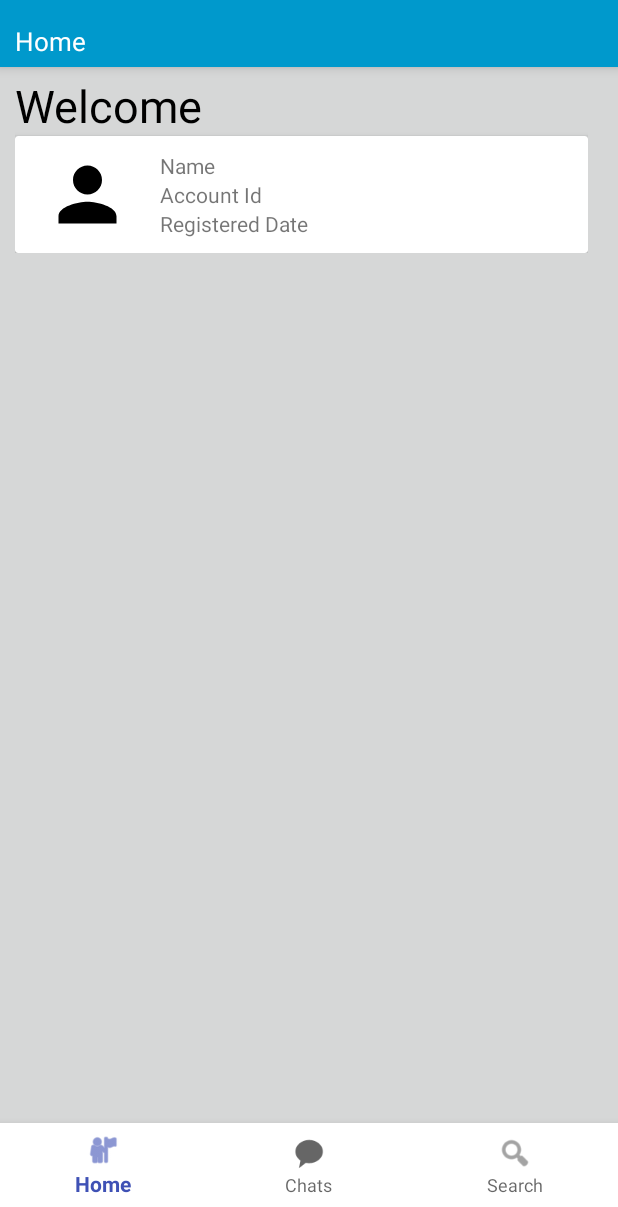
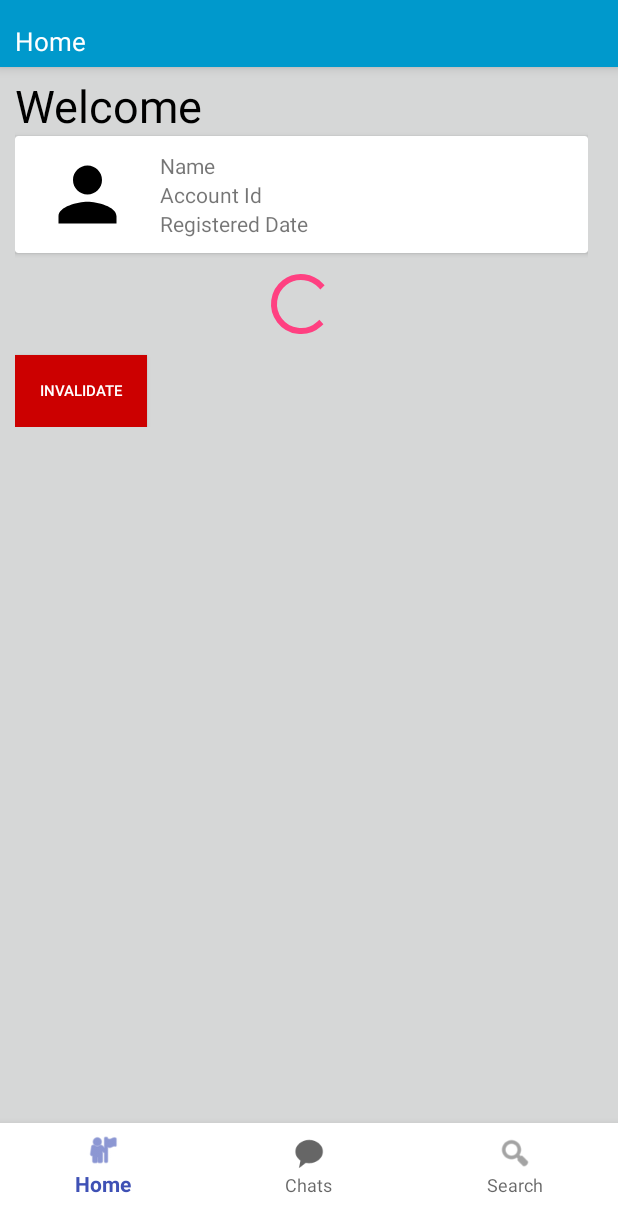
Before and after one commit to fajaralmu/android-chatting1, an Android app: the HomeActivity screen opened directly, with no data from a screen before it, on a phone screen of 412 x 824 dp, the part 29-1236 px from its top. Run offline under Robolectric (Android 15) with nearby library versions, the phone set to English and light mode, and no system bars; libraries missing offline, so code that uses them is left out: com.fajar.livestreaming.

Commit message:
add call to invalidate session

```diff
--- a/app/src/main/java/com/fajar/android/chatting1/activities/fragments/HomeFragment.java
+++ b/app/src/main/java/com/fajar/android/chatting1/activities/fragments/HomeFragment.java
@@ -1,6 +1,7 @@
 package com.fajar.android.chatting1.activities.fragments;
 
 import android.content.Context;
+import android.content.DialogInterface;
 import android.content.SharedPreferences;
 import android.os.Bundle;
 import android.support.annotation.NonNull;
@@ -27,6 +28,7 @@ public class HomeFragment extends BaseFragment<HomeFragmentHandler> {
     protected SharedPreferences sharedpreferences;
 
     private TextView accountName, accountId, accountRegisteredDate;
+    private Button buttonInvalidate;
 
     public HomeFragment() {
         setHandler(HomeFragmentHandler.getInstance(this));
@@ -48,22 +50,58 @@ public class HomeFragment extends BaseFragment<HomeFragmentHandler> {
         super.onViewCreated(view, savedInstanceState);
     }
 
+    @Override
+    public void startLoading() {
+        buttonInvalidate.setVisibility(View.GONE);
+        super.startLoading();
+    }
+
+    @Override
+    public void stopLoading() {
+        buttonInvalidate.setVisibility(View.VISIBLE);
+        super.stopLoading();
+    }
 
     private void initComponents() {
         accountId = findById(R.id.account_id);
         accountName = findById(R.id.account_name);
         accountRegisteredDate = findById(R.id.account_date);
+        buttonInvalidate = findById(R.id.button_invalidate);
+        loader = findById(R.id.loader_home);
     }
 
     private void initEvents() {
         Logs.log("Home Fragment initEvents");
 
+        buttonInvalidate.setOnClickListener(this::invalidate);
+
         if (SharedPreferenceUtil.getValue(sharedpreferences, "session_data").isEmpty() == false) {
             WebResponse sessionData = SharedPreferenceUtil.getSessionData(sharedpreferences);
             populateSessionData(sessionData);
         } else {
-            Navigate.navigate(getActivity(), WelcomingScreenActivity.class);
+           goToWelcomingScreen();
         }
+    }
+
+    private void invalidate(View v){
+        AlertUtil.confirm(getActivity(), "Invalidate Session?",  this::invalidateConfirmed);
+    }
+
+    private void invalidateConfirmed(DialogInterface dialogInterface, int i) {
+        String requestKey = SharedPreferenceUtil.getRequestKey(sharedpreferences);
+        handler.invalidate(requestKey, this::handleInvalidate);
+    }
+
+    private void handleInvalidate(WebResponse response, Exception e) {
+        if(e != null){
+            AlertUtil.YesAlert(getActivity(), "Error Invalidate", e.getMessage());
+        }
+
+        goToWelcomingScreen();
+    }
+
+    private void goToWelcomingScreen() {
+        Navigate.navigate(getActivity(), WelcomingScreenActivity.class);
     }
 
     private void populateSessionData(WebResponse sessionData) {
--- a/app/src/main/java/com/fajar/android/chatting1/constants/Endpoints.java
+++ b/app/src/main/java/com/fajar/android/chatting1/constants/Endpoints.java
@@ -6,5 +6,6 @@ public class Endpoints {
     public static final String HOST = "http://192.168.43.241:8080/livestreaming/";
     public static final String ENDPOINT_REGISTER = HOST+"api/stream/register";
     public static final String ENDPOINT_GET_USER = HOST+"api/stream/getuser";
+    public static final String ENDPOINT_INVALIDATE_USER = HOST+"api/stream/invalidate";
 
 }
--- a/app/src/main/java/com/fajar/android/chatting1/handlers/BaseHandler.java
+++ b/app/src/main/java/com/fajar/android/chatting1/handlers/BaseHandler.java
@@ -2,10 +2,18 @@ package com.fajar.android.chatting1.handlers;
 
 import com.fajar.android.chatting1.activities.fragments.BaseFragment;
 
-public abstract class BaseHandler {
+public abstract class BaseHandler<F extends BaseFragment> {
 
-    protected  final BaseFragment fragment;
-    public BaseHandler(BaseFragment fragment){
+    protected  final F fragment;
+    public BaseHandler(F fragment){
         this.fragment = fragment;
     }
+
+    protected void startLoading(){
+        fragment.startLoading();
+    }
+
+    protected void stopLoading(){
+        fragment.stopLoading();
+    }
 }
--- a/app/src/main/java/com/fajar/android/chatting1/handlers/HomeFragmentHandler.java
+++ b/app/src/main/java/com/fajar/android/chatting1/handlers/HomeFragmentHandler.java
@@ -3,25 +3,53 @@ package com.fajar.android.chatting1.handlers;
 import android.os.AsyncTask;
 
 import com.fajar.android.chatting1.activities.fragments.BaseFragment;
+import com.fajar.android.chatting1.activities.fragments.HomeFragment;
 import com.fajar.android.chatting1.service.AccountService;
 import com.fajar.android.chatting1.util.Logs;
 import com.fajar.livestreaming.dto.WebResponse;
 
 
-public class HomeFragmentHandler extends BaseHandler {
+public class HomeFragmentHandler extends BaseHandler<HomeFragment> {
 
     private static HomeFragmentHandler instance;
 
-    private HomeFragmentHandler(BaseFragment f){
+
+    private HomeFragmentHandler(HomeFragment f){
         super(f);
     }
 
-    public static HomeFragmentHandler getInstance(BaseFragment fragment){
+    public static HomeFragmentHandler getInstance(HomeFragment fragment){
         if(null == instance) instance = new HomeFragmentHandler(fragment);
         return instance;
     }
 
 
+    public void invalidate(String requestKey, MyConsumer<WebResponse> callback) {
+        startLoading();
+        invalidateTask(callback).execute(requestKey);
+    }
 
+    private AsyncTask<String, Void, WebResponse> invalidateTask(MyConsumer<WebResponse> callback) {
+        return new AsyncTask<String, Void, WebResponse>() {
 
+            private Exception exception;
+
+            @Override
+            protected WebResponse doInBackground(String... strings) {
+                try {
+                    return AccountService.instance().invalidateUser(strings[0]);
+                } catch (Exception e) {
+                    this.exception = e;
+                    return null;
+                }
+            }
+
+            @Override
+            protected void onPostExecute(WebResponse webResponse) {
+                stopLoading();
+                Logs.log("onPostExecute invalidte task");
+                callback.accept(webResponse, exception);
+            }
+        };
+    }
 }
--- a/app/src/main/res/layout/fragment_home.xml
+++ b/app/src/main/res/layout/fragment_home.xml
@@ -78,6 +78,24 @@
                     </LinearLayout>
                 </LinearLayout>
             </androidx.cardview.widget.CardView>
+
+            <ProgressBar
+                android:id="@+id/loader_home"
+                style="?android:attr/progressBarStyle"
+                android:layout_width="match_parent"
+                android:layout_height="wrap_content"
+                android:layout_marginTop="10dp" />
+
+            <Button
+                android:id="@+id/button_invalidate"
+                android:layout_width="wrap_content"
+                android:layout_height="wrap_content"
+                android:layout_marginTop="10dp"
+                android:background="@android:color/holo_red_dark"
+                android:text="Invalidate"
+                android:textColor="@android:color/background_light"
+                android:textSize="10sp" />
+
         </LinearLayout>
 
 
```
Also changed, not shown: app/src/main/java/com/fajar/android/chatting1/activities/WelcomingScreenActivity.java (+8 -3 lines), app/src/main/java/com/fajar/android/chatting1/service/AccountService.java (+15 -0 lines), app/src/main/java/com/fajar/android/chatting1/service/SharedPreferenceUtil.java (+8 -0 lines).
